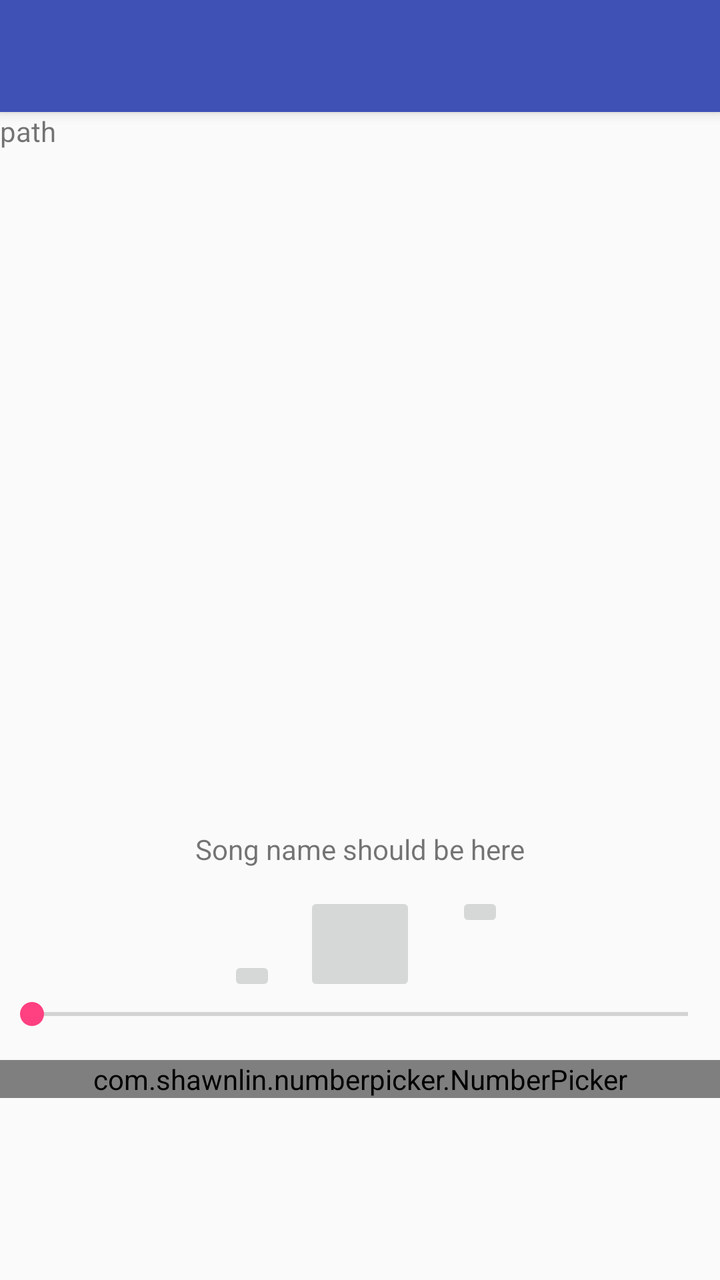
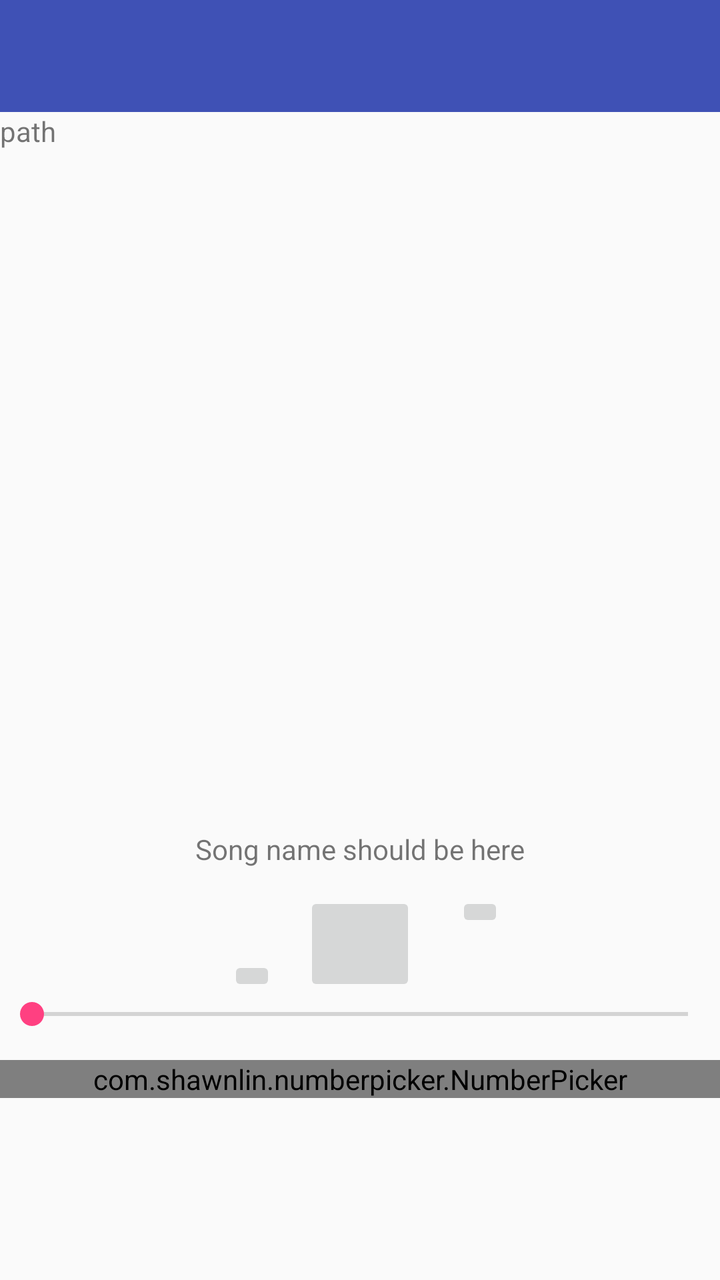

The first picture is an Android layout as it rendered before a commit; the second is the same layout after the commit. The layout source and the unified diff follow.
<!-- AndroidManifest.xml: activity theme AppTheme.NoActionBar -->
<!-- res/layout/activity_main.xml -->
<?xml version="1.0" encoding="utf-8"?>
<android.support.design.widget.CoordinatorLayout xmlns:android="http://schemas.android.com/apk/res/android"
    xmlns:app="http://schemas.android.com/apk/res-auto"
    xmlns:tools="http://schemas.android.com/tools"
    android:layout_width="match_parent"
    android:layout_height="match_parent"
    tools:context="justbucket.arepeater.MainActivity">

    <android.support.design.widget.AppBarLayout
        android:layout_width="match_parent"
        android:layout_height="wrap_content"
        android:theme="@style/AppTheme.AppBarOverlay">

        <android.support.v7.widget.Toolbar
            android:id="@+id/toolbar"
            android:layout_width="match_parent"
            android:layout_height="?attr/actionBarSize"
            android:background="?attr/colorPrimary"
            app:popupTheme="@style/AppTheme.PopupOverlay" />

    </android.support.design.widget.AppBarLayout>

    <include layout="@layout/content_main" />

</android.support.design.widget.CoordinatorLayout>
<!-- res/layout/content_main.xml (included above) -->
<?xml version="1.0" encoding="utf-8"?>
<RelativeLayout xmlns:android="http://schemas.android.com/apk/res/android"
    xmlns:app="http://schemas.android.com/apk/res-auto"
    xmlns:tools="http://schemas.android.com/tools"
    android:layout_width="match_parent"
    android:layout_height="match_parent"
    app:layout_behavior="@string/appbar_scrolling_view_behavior"
    tools:context="justbucket.arepeater.MainActivity"
    tools:showIn="@layout/activity_main">

    <TextView
        android:id="@+id/textPath"
        android:layout_width="match_parent"
        android:layout_height="wrap_content"
        android:text="path" />

    <ScrollView
        android:id="@+id/scrollView"
        android:layout_width="match_parent"
        android:layout_height="340dp"
        android:layout_below="@+id/textPath"
        android:orientation="vertical">

        <LinearLayout
            android:id="@+id/layMan"
            android:layout_width="match_parent"
            android:layout_height="wrap_content"
            android:orientation="vertical"></LinearLayout>

    </ScrollView>

    <com.shawnlin.numberpicker.NumberPicker
        android:id="@+id/number_picker"
        android:layout_width="match_parent"
        android:layout_height="wrap_content"
        android:layout_below="@+id/seekBar"
        android:orientation="horizontal"
        app:np_dividerDistance="40dp"
        app:np_height="60dp"
        app:np_max="15"
        app:np_min="1"
        app:np_orientation="horizontal"
        app:np_selectedTextColor="@color/colorPrimary"
        app:np_textColor="@color/colorAccent"
        app:np_value="1"
        app:np_wheelItemCount="9" />

    <SeekBar
        android:id="@+id/seekBar"
        android:layout_width="match_parent"
        android:layout_height="wrap_content"
        android:layout_below="@+id/imageButtonPlay"
        android:layout_marginBottom="14dp"
        android:clickable="false" />

    <ImageButton
        android:id="@+id/imageButtonPlay"
        android:layout_width="56dp"
        android:layout_height="52dp"
        android:layout_below="@+id/textViewTrack"
        android:layout_centerHorizontal="true"
        android:layout_marginTop="12dp"
        app:srcCompat="@drawable/play" />

    <ImageButton
        android:id="@+id/imageButtonPrev"
        android:layout_width="wrap_content"
        android:layout_height="wrap_content"
        android:layout_alignBottom="@+id/imageButtonPlay"
        android:layout_marginEnd="14dp"
        android:layout_toStartOf="@+id/imageButtonPlay"
        app:srcCompat="@android:drawable/ic_media_previous" />

    <ImageButton
        android:id="@+id/imageButtonNext"
        android:layout_width="wrap_content"
        android:layout_height="wrap_content"
        android:layout_alignTop="@+id/imageButtonPlay"
        android:layout_marginStart="20dp"
        android:layout_toEndOf="@+id/imageButtonPlay"
        app:srcCompat="@android:drawable/ic_media_next" />

    <TextView
        android:id="@+id/textViewTrack"
        android:layout_width="wrap_content"
        android:layout_height="wrap_content"
        android:layout_below="@+id/scrollView"
        android:layout_centerHorizontal="true"
        android:text="Song name should be here" />

    <TextView
        android:id="@+id/textViewCurr"
        android:layout_width="wrap_content"
        android:layout_height="wrap_content"
        android:layout_alignBaseline="@+id/textViewTotal"
        android:layout_alignBottom="@+id/textViewTotal"
        android:layout_alignParentStart="true"
        android:layout_marginStart="15dp" />

    <TextView
        android:id="@+id/textViewTotal"
        android:layout_width="wrap_content"
        android:layout_height="wrap_content"
        android:layout_above="@+id/seekBar"
        android:layout_alignParentEnd="true"
        android:layout_marginEnd="15dp" />

</RelativeLayout>
<!-- resources referenced by this layout -->
<resources>
  <color name="colorAccent">#FF4081</color>
  <color name="colorPrimary">#3F51B5</color>
  <!-- drawable play (drawable) -->
  <vector xmlns:android="http://schemas.android.com/apk/res/android"
      android:width="24dp"
      android:height="24dp"
      android:viewportHeight="24"
      android:viewportWidth="24">
      <path
          android:fillColor="@color/colorAccent"
          android:pathData="M8,5.14V19.14L19,12.14L8,5.14Z" />
  </vector>
  <style name="AppTheme.AppBarOverlay" parent="ThemeOverlay.AppCompat.Dark.ActionBar" />
  <style name="AppTheme.PopupOverlay" parent="ThemeOverlay.AppCompat.Light" />
  <style name="AppTheme.NoActionBar">
          <item name="windowActionBar">false</item>
          <item name="windowNoTitle">true</item>
      </style>
</resources>

<!-- the commit's change to res/layout/activity_main.xml (unified diff, before → after) -->
@@ -1,134 +1,122 @@
 <?xml version="1.0" encoding="utf-8"?>
-<android.support.design.widget.CoordinatorLayout xmlns:android="http://schemas.android.com/apk/res/android"
+<LinearLayout xmlns:android="http://schemas.android.com/apk/res/android"
     xmlns:app="http://schemas.android.com/apk/res-auto"
     xmlns:tools="http://schemas.android.com/tools"
     android:layout_width="match_parent"
     android:layout_height="match_parent"
+    android:orientation="vertical"
     tools:context="justbucket.arepeater.MainActivity">
 
-    <android.support.design.widget.AppBarLayout
+    <androidx.appcompat.widget.Toolbar
+        android:id="@+id/toolbar"
         android:layout_width="match_parent"
-        android:layout_height="wrap_content"
-        android:theme="@style/AppTheme.AppBarOverlay">
+        android:layout_height="?attr/actionBarSize"
+        android:background="?attr/colorPrimary"
+        app:popupTheme="@style/AppTheme.PopupOverlay" />
 
-        <android.support.v7.widget.Toolbar
-            android:id="@+id/toolbar"
-            android:layout_width="match_parent"
-            android:layout_height="?attr/actionBarSize"
-            android:background="?attr/colorPrimary"
-            app:popupTheme="@style/AppTheme.PopupOverlay" />
+    <RelativeLayout
+        android:layout_width="match_parent"
+        android:layout_height="match_parent"
+        tools:context="justbucket.arepeater.MainActivity"
+        tools:showIn="@layout/activity_main">
 
-    </android.support.design.widget.AppBarLayout>
-
-    <include layout="@layout/content_main" />
-
-</android.support.design.widget.CoordinatorLayout>
-<!-- res/layout/content_main.xml (included above) -->
-<?xml version="1.0" encoding="utf-8"?>
-<RelativeLayout xmlns:android="http://schemas.android.com/apk/res/android"
-    xmlns:app="http://schemas.android.com/apk/res-auto"
-    xmlns:tools="http://schemas.android.com/tools"
-    android:layout_width="match_parent"
-    android:layout_height="match_parent"
-    app:layout_behavior="@string/appbar_scrolling_view_behavior"
-    tools:context="justbucket.arepeater.MainActivity"
-    tools:showIn="@layout/activity_main">
-
-    <TextView
-        android:id="@+id/textPath"
-        android:layout_width="match_parent"
-        android:layout_height="wrap_content"
-        android:text="path" />
-
-    <ScrollView
-        android:id="@+id/scrollView"
-        android:layout_width="match_parent"
-        android:layout_height="340dp"
-        android:layout_below="@+id/textPath"
-        android:orientation="vertical">
-
-        <LinearLayout
-            android:id="@+id/layMan"
+        <TextView
+            android:id="@+id/textPath"
             android:layout_width="match_parent"
             android:layout_height="wrap_content"
-            android:orientation="vertical"></LinearLayout>
+            android:text="path" />
 
-    </ScrollView>
+        <ScrollView
+            android:id="@+id/scrollView"
+            android:layout_width="match_parent"
+            android:layout_height="340dp"
+            android:layout_below="@+id/textPath"
+            android:orientation="vertical">
 
-    <com.shawnlin.numberpicker.NumberPicker
-        android:id="@+id/number_picker"
-        android:layout_width="match_parent"
-        android:layout_height="wrap_content"
-        android:layout_below="@+id/seekBar"
-        android:orientation="horizontal"
-        app:np_dividerDistance="40dp"
-        app:np_height="60dp"
-        app:np_max="15"
-        app:np_min="1"
-        app:np_orientation="horizontal"
-        app:np_selectedTextColor="@color/colorPrimary"
-        app:np_textColor="@color/colorAccent"
-        app:np_value="1"
-        app:np_wheelItemCount="9" />
+            <LinearLayout
+                android:id="@+id/layMan"
+                android:layout_width="match_parent"
+                android:layout_height="wrap_content"
+                android:orientation="vertical" />
 
-    <SeekBar
-        android:id="@+id/seekBar"
-        android:layout_width="match_parent"
-        android:layout_height="wrap_content"
-        android:layout_below="@+id/imageButtonPlay"
-        android:layout_marginBottom="14dp"
-        android:clickable="false" />
+        </ScrollView>
 
-    <ImageButton
-        android:id="@+id/imageButtonPlay"
-        android:layout_width="56dp"
-        android:layout_height="52dp"
-        android:layout_below="@+id/textViewTrack"
-        android:layout_centerHorizontal="true"
-        android:layout_marginTop="12dp"
-        app:srcCompat="@drawable/play" />
+        <com.shawnlin.numberpicker.NumberPicker
+            android:id="@+id/number_picker"
+            android:layout_width="match_parent"
+            android:layout_height="wrap_content"
+            android:layout_below="@+id/seekBar"
+            android:orientation="horizontal"
+            app:np_dividerDistance="40dp"
+            app:np_height="60dp"
+            app:np_max="15"
+            app:np_min="1"
+            app:np_orientation="horizontal"
+            app:np_selectedTextColor="@color/colorPrimary"
+            app:np_textColor="@color/colorAccent"
+            app:np_value="1"
+            app:np_wheelItemCount="9" />
 
-    <ImageButton
-        android:id="@+id/imageButtonPrev"
-        android:layout_width="wrap_content"
-        android:layout_height="wrap_content"
-        android:layout_alignBottom="@+id/imageButtonPlay"
-        android:layout_marginEnd="14dp"
-        android:layout_toStartOf="@+id/imageButtonPlay"
-        app:srcCompat="@android:drawable/ic_media_previous" />
+        <SeekBar
+            android:id="@+id/seekBar"
+            android:layout_width="match_parent"
+            android:layout_height="wrap_content"
+            android:layout_below="@+id/imageButtonPlay"
+            android:layout_marginBottom="14dp"
+            android:clickable="false" />
 
-    <ImageButton
-        android:id="@+id/imageButtonNext"
-        android:layout_width="wrap_content"
-        android:layout_height="wrap_content"
-        android:layout_alignTop="@+id/imageButtonPlay"
-        android:layout_marginStart="20dp"
-        android:layout_toEndOf="@+id/imageButtonPlay"
-        app:srcCompat="@android:drawable/ic_media_next" />
+        <ImageButton
+            android:id="@+id/imageButtonPlay"
+            android:layout_width="56dp"
+            android:layout_height="52dp"
+            android:layout_below="@+id/textViewTrack"
+            android:layout_centerHorizontal="true"
+            android:layout_marginTop="12dp"
+            app:srcCompat="@drawable/play" />
 
-    <TextView
-        android:id="@+id/textViewTrack"
-        android:layout_width="wrap_content"
-        android:layout_height="wrap_content"
-        android:layout_below="@+id/scrollView"
-        android:layout_centerHorizontal="true"
-        android:text="Song name should be here" />
+        <ImageButton
+            android:id="@+id/imageButtonPrev"
+            android:layout_width="wrap_content"
+            android:layout_height="wrap_content"
+            android:layout_alignBottom="@+id/imageButtonPlay"
+            android:layout_marginEnd="14dp"
+            android:layout_toStartOf="@+id/imageButtonPlay"
+            app:srcCompat="@android:drawable/ic_media_previous" />
 
-    <TextView
-        android:id="@+id/textViewCurr"
-        android:layout_width="wrap_content"
-        android:layout_height="wrap_content"
-        android:layout_alignBaseline="@+id/textViewTotal"
-        android:layout_alignBottom="@+id/textViewTotal"
-        android:layout_alignParentStart="true"
-        android:layout_marginStart="15dp" />
+        <ImageButton
+            android:id="@+id/imageButtonNext"
+            android:layout_width="wrap_content"
+            android:layout_height="wrap_content"
+            android:layout_alignTop="@+id/imageButtonPlay"
+            android:layout_marginStart="20dp"
+            android:layout_toEndOf="@+id/imageButtonPlay"
+            app:srcCompat="@android:drawable/ic_media_next" />
 
-    <TextView
-        android:id="@+id/textViewTotal"
-        android:layout_width="wrap_content"
-        android:layout_height="wrap_content"
-        android:layout_above="@+id/seekBar"
-        android:layout_alignParentEnd="true"
-        android:layout_marginEnd="15dp" />
+        <TextView
+            android:id="@+id/textViewTrack"
+            android:layout_width="wrap_content"
+            android:layout_height="wrap_content"
+            android:layout_below="@+id/scrollView"
+            android:layout_centerHorizontal="true"
+            android:text="Song name should be here" />
 
-</RelativeLayout>
+        <TextView
+            android:id="@+id/textViewCurr"
+            android:layout_width="wrap_content"
+            android:layout_height="wrap_content"
+            android:layout_alignBaseline="@+id/textViewTotal"
+            android:layout_alignBottom="@+id/textViewTotal"
+            android:layout_alignParentStart="true"
+            android:layout_marginStart="15dp" />
+
+        <TextView
+            android:id="@+id/textViewTotal"
+            android:layout_width="wrap_content"
+            android:layout_height="wrap_content"
+            android:layout_above="@+id/seekBar"
+            android:layout_alignParentEnd="true"
+            android:layout_marginEnd="15dp" />
+
+    </RelativeLayout>
+
+</LinearLayout>
<!-- resource entries referenced after the edit -->
@@ -12,7 +12,6 @@
           android:fillColor="@color/colorAccent"
           android:pathData="M8,5.14V19.14L19,12.14L8,5.14Z" />
   </vector>
-  <style name="AppTheme.AppBarOverlay" parent="ThemeOverlay.AppCompat.Dark.ActionBar" />
   <style name="AppTheme.PopupOverlay" parent="ThemeOverlay.AppCompat.Light" />
   <style name="AppTheme.NoActionBar">
           <item name="windowActionBar">false</item>
